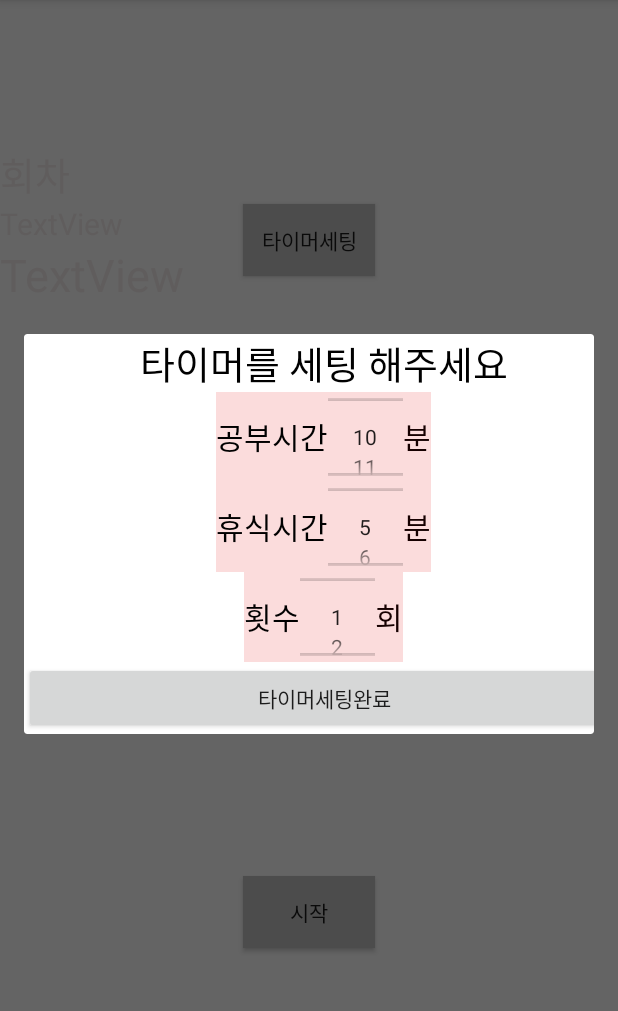
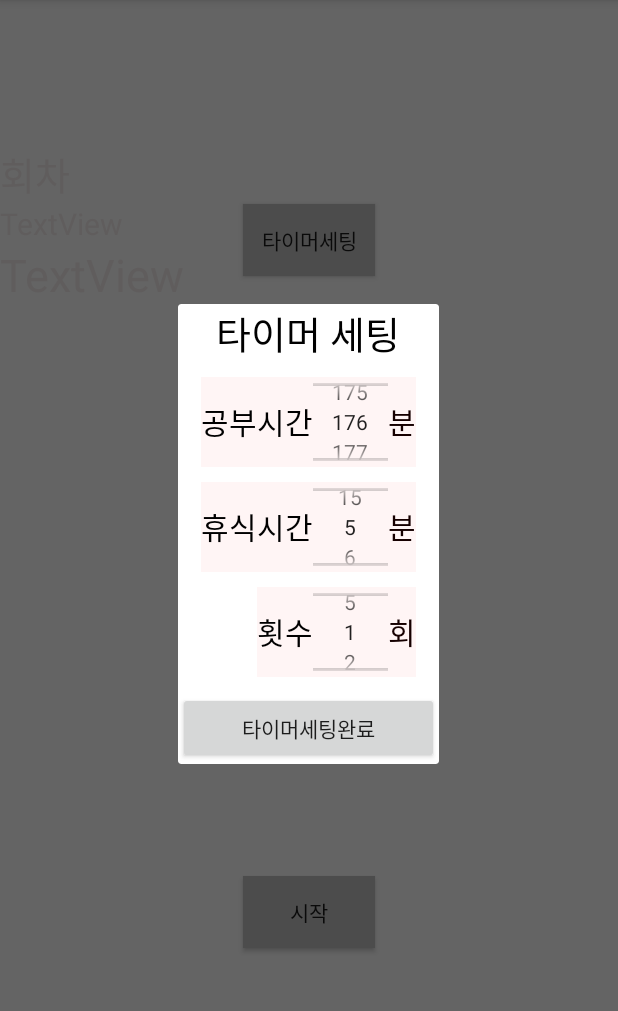
Before and after one commit to groovejumat/MyStudyHelper, an Android app: the CountdownTimer screen opened directly, with no data from a screen before it, after a tap on "타이머세팅", on a phone screen of 412 x 824 dp, the part 84-1095 px from its top. Run offline under Robolectric (Android 15) with nearby library versions, the phone set to English and light mode, and no system bars.

Commit message:
Second Remedy

```diff
--- a/SampleRelativeLayout/app/src/main/res/layout/activity_countdowntimer.xml
+++ b/SampleRelativeLayout/app/src/main/res/layout/activity_countdowntimer.xml
@@ -5,6 +5,15 @@
     android:layout_width="match_parent"
     android:layout_height="match_parent"
     tools:context=".MainActivity">
+
+    <Button
+        android:id="@+id/PauseResume"
+        android:layout_width="wrap_content"
+        android:layout_height="wrap_content"
+        android:text="Button"
+        app:layout_constraintBottom_toBottomOf="@+id/btnTimeset"
+        app:layout_constraintEnd_toEndOf="@+id/btnTimeset"
+        app:layout_constraintStart_toStartOf="@+id/btnTimeset" />
 
     <Button
         android:id="@+id/btnTimeset"
--- a/SampleRelativeLayout/app/src/main/res/layout/timersetdialog.xml
+++ b/SampleRelativeLayout/app/src/main/res/layout/timersetdialog.xml
@@ -1,6 +1,6 @@
 <?xml version="1.0" encoding="utf-8"?>
 <LinearLayout xmlns:android="http://schemas.android.com/apk/res/android"
-    android:layout_width="400dp"
+    android:layout_width="wrap_content"
     android:layout_height="match_parent"
     android:orientation="vertical">
 
@@ -8,16 +8,21 @@
         android:id="@+id/textView"
         android:layout_width="match_parent"
         android:layout_height="wrap_content"
+        android:layout_marginBottom="10dp"
         android:gravity="center"
-        android:text="타이머를 세팅 해주세요"
+        android:text="타이머 세팅"
         android:textColor="#000000"
         android:textSize="25dp" />
 
     <LinearLayout
         android:layout_width="wrap_content"
         android:layout_height="wrap_content"
-        android:layout_gravity="center"
-        android:background="#45F07F7F">
+        android:layout_gravity="center|right"
+        android:layout_marginLeft="15dp"
+        android:layout_marginRight="15dp"
+        android:layout_marginBottom="10dp"
+        android:background="#45FFD8D8"
+        android:baselineAligned="false">
 
         <TextView
             android:id="@+id/textView3"
@@ -34,6 +39,7 @@
             android:layout_width="50dp"
             android:layout_height="60dp"
             android:layout_alignParentTop="true"
+
             android:layout_centerHorizontal="true" />
 
         <TextView
@@ -52,8 +58,12 @@
     <LinearLayout
         android:layout_width="wrap_content"
         android:layout_height="wrap_content"
-        android:layout_gravity="center"
-        android:background="#45F07F7F"
+        android:layout_gravity="center|right"
+        android:layout_marginLeft="15dp"
+        android:layout_marginRight="15dp"
+        android:layout_marginBottom="10dp"
+        android:background="#45FFD8D8"
+        android:baselineAligned="false"
         android:gravity="center">
 
         <TextView
@@ -88,8 +98,11 @@
     <LinearLayout
         android:layout_width="wrap_content"
         android:layout_height="wrap_content"
-        android:layout_gravity="center"
-        android:background="#45F07F7F"
+        android:layout_gravity="center|right"
+        android:layout_marginRight="15dp"
+        android:layout_marginBottom="10dp"
+        android:background="#45FFD8D8"
+        android:baselineAligned="false"
         android:orientation="horizontal">
 
         <TextView
```
Also changed, not shown: SampleRelativeLayout/app/src/main/java/org/techtown/samplerelativelayout/CountdownTimer.java (+107 -15 lines).
